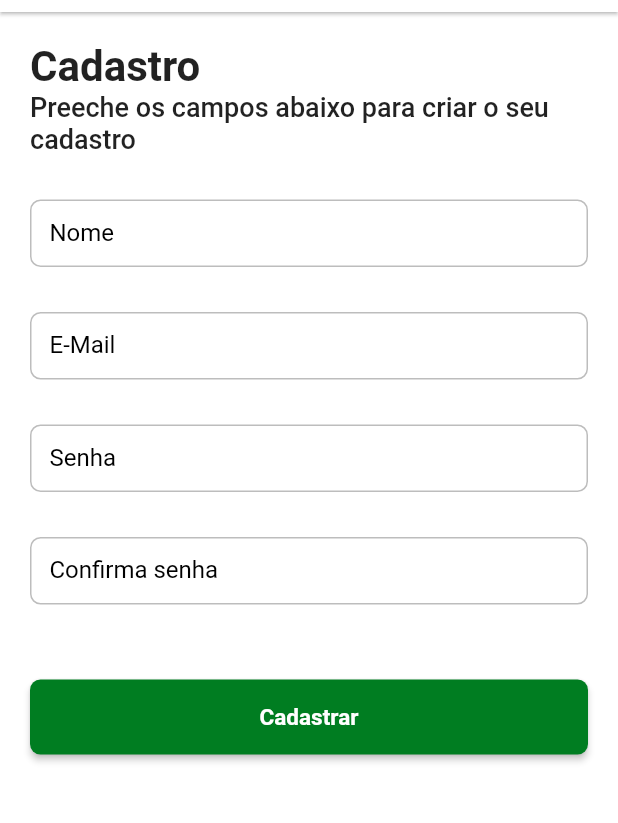
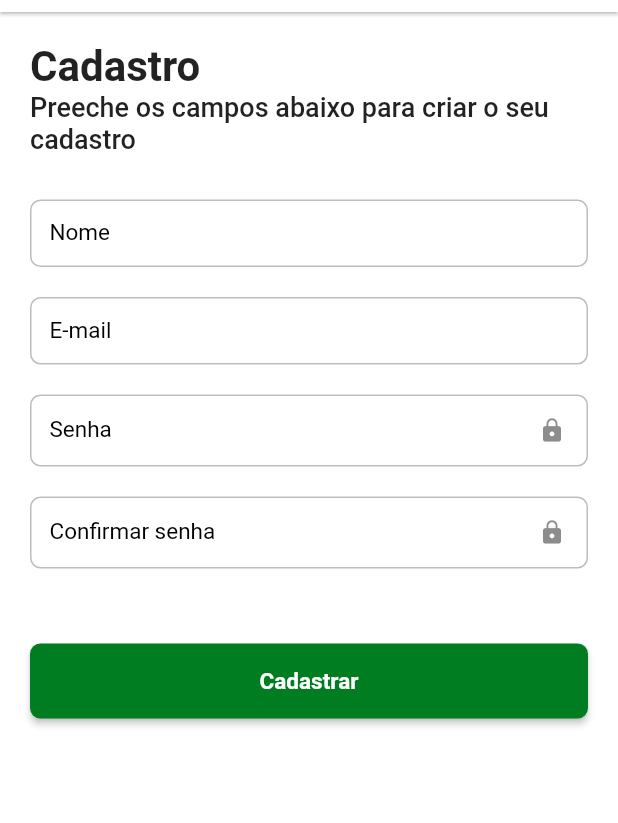
Before and after one commit to caneto/darkweek9_vakinha_burger, a Flutter app: the RegisterPage screen opened by its route, on a phone screen of 412 x 824 dp, the part 72-895 px from its top. Run offline on Flutter 3.47's test engine with Material 2 defaults, Android fonts, the phone set to English and light mode, and no system bars; our stand-ins replace bloc, dio, equatable, flutter_bloc, flutter_dotenv, loading_animation_widget and 3 more; missing offline and left inert: match, validatorless; accounts and stored records are empty; Roboto replaces fonts that are missing (mplus1).

Commit message:
Atualização

```diff
--- /dev/null
+++ b/delivery_app/lib/app/core/exceptions/unauthorized_exceptions.dart
@@ -0,0 +1 @@
+class UnauthorizedExceptions implements Exception {}
--- /dev/null
+++ b/delivery_app/lib/app/core/ui/widgets/delivery_textform_field.dart
@@ -0,0 +1,59 @@
+// ignore_for_file: always_put_required_named_parameters_first, use_super_parameters
+
+import 'package:flutter/material.dart';
+
+class DeliveryTextformField extends StatelessWidget {
+  final TextEditingController? controller;
+  final FormFieldValidator<String>? validator;
+  final String label;
+  final bool obscureText;
+  final ValueNotifier<bool> _obscureTextVN;
+  final TextInputType? keyboardType;
+
+  DeliveryTextformField({
+    Key? key,
+    required this.label,
+    this.obscureText = false,
+    this.controller,
+    this.validator,
+    this.keyboardType,
+  })  : _obscureTextVN = ValueNotifier<bool>(obscureText),
+        super(key: key);
+
+  @override
+  Widget build(BuildContext context) {
+    return ValueListenableBuilder<bool>(
+      valueListenable: _obscureTextVN,
+      builder: (_, obscureTextVNValue, child) {
+        return TextFormField(
+          controller: controller,
+          obscureText: obscureTextVNValue,
+          keyboardType: keyboardType,
+          validator: validator,
+          decoration: InputDecoration(
+            labelText: label,
+            labelStyle: const TextStyle(fontSize: 15, color: Colors.black),
+            border: OutlineInputBorder(
+              borderRadius: BorderRadius.circular(15),
+              gapPadding: 0,
+            ),
+            focusedBorder: OutlineInputBorder(
+              borderRadius: BorderRadius.circular(15),
+              gapPadding: 0,
+              borderSide: const BorderSide(color: Colors.grey),
+            ),
+            suffixIcon: obscureText
+                ? IconButton(
+                    onPressed: () {
+                      _obscureTextVN.value = !obscureTextVNValue;
+                    },
+                    icon:
+                        Icon(obscureTextVNValue ? Icons.lock : Icons.lock_open),
+                  )
+                : null,
+          ),
+        );
+      },
+    );
+  }
+}
--- /dev/null
+++ b/delivery_app/lib/app/models/auth_model.dart
@@ -0,0 +1,30 @@
+import 'dart:convert';
+
+
+class AuthModel {
+  final String accessToken;
+  final String refreshToken;
+
+  AuthModel({
+    this.accessToken = '',
+    this.refreshToken = '',
+  });
+
+  Map<String, dynamic> toMap() {
+    return {
+      'access_token': accessToken,
+      'refresh_token': refreshToken,
+    };
+  }
+
+  factory AuthModel.fromMap(Map<String, dynamic> map) {
+    return AuthModel(
+      accessToken: map['access_token'] ?? '',
+      refreshToken: map['refresh_token'] ?? '',
+    );
+  }
+
+  String toJson() => json.encode(toMap());
+
+  factory AuthModel.fromJson(String source) => AuthModel.fromMap(json.decode(source));
+}
--- a/delivery_app/lib/app/pages/auth/register/register_page.dart
+++ b/delivery_app/lib/app/pages/auth/register/register_page.dart
@@ -1,12 +1,33 @@
 import 'package:delivery_app/app/core/ui/styles/text_styles.dart';
 import 'package:delivery_app/app/core/ui/widgets/delivery_appbar.dart';
+import 'package:delivery_app/app/core/ui/widgets/delivery_textform_field.dart';
 import 'package:flutter/material.dart';
+import 'package:validatorless/validatorless.dart';
 
 import '../../../core/ui/widgets/delivery_button.dart';
 
-class RegisterPage extends StatelessWidget {
+class RegisterPage extends StatefulWidget {
+  const RegisterPage({Key? key}) : super(key: key);
 
-  const RegisterPage({ Key? key }) : super(key: key);
+  @override
+  State<RegisterPage> createState() => _RegisterPageState();
+}
+
+class _RegisterPageState extends State<RegisterPage> {
+
+  final _formKey = GlobalKey<FormState>();
+
+  final _nameEC = TextEditingController();
+  final _emailEC = TextEditingController();
+  final _passwordEC = TextEditingController();
+
+  @override
+  void dispose() {
+    _nameEC.dispose();
+    _emailEC.dispose();
+    _passwordEC.dispose();
+    super.dispose();
+  }
 
   @override
   Widget build(BuildContext context) {
@@ -16,6 +37,7 @@ class RegisterPage extends StatelessWidget {
         child: Padding(
           padding: const EdgeInsets.all(20.0),
           child: Form(
+            key: _formKey,
             child: Column(
               crossAxisAlignment: CrossAxisAlignment.start,
               children: [
@@ -30,33 +52,52 @@ class RegisterPage extends StatelessWidget {
                 const SizedBox(
                   height: 30,
                 ),
-                    TextFormField(
-                      decoration: const InputDecoration(
-                        labelText: 'Nome',
+                DeliveryTextformField(
+                  label: 'Nome',
+                  controller: _nameEC,
+                  validator: Validatorless.required('Nome Obrigatório'),
+                ),
+                const SizedBox(
+                  height: 20,
+                ),
+                DeliveryTextformField(
+                  label: 'E-mail',
+                  controller: _emailEC,
+                  keyboardType: TextInputType.emailAddress,
+                  validator: Validatorless.multiple(
+                    [
+                      Validatorless.required('E-mail Obrigatório'),
+                      Validatorless.email('E-mail inválido')
+                    ],
                   ),
                 ),
                 const SizedBox(
-                      height: 30,
+                  height: 20,
                 ),
-                    TextFormField(
-                      decoration: const InputDecoration(
-                        labelText: 'E-Mail',
+                DeliveryTextformField(
+                  label: 'Senha',
+                  controller: _passwordEC,
+                  obscureText: true,
+                  validator: Validatorless.multiple(
+                    [
+                      Validatorless.required('Senha Obrigatório'),
+                      Validatorless.min(
+                          6, 'Senha deve conter pelo menos 6 caracteres'),
+                    ],
                   ),
                 ),
                 const SizedBox(
-                      height: 30,
+                  height: 20,
                 ),
-                    TextFormField(
-                      decoration: const InputDecoration(
-                        labelText: 'Senha',
-                      ),
-                    ),
-                    const SizedBox(
-                      height: 30,
-                    ),
-                    TextFormField(
-                      decoration: const InputDecoration(
-                        labelText: 'Confirma senha',
+                DeliveryTextformField(
+                  label: 'Confirmar senha',
+                  obscureText: true,
+                  validator: Validatorless.multiple(
+                    [
+                      Validatorless.required('Confirmar Senha Obrigatório'),
+                      Validatorless.min(6, 'No mínimo 6 carecteres'),
+                      Validatorless.compare(_passwordEC, 'Senha diferente de confirmar senha!')
+                    ],
                   ),
                 ),
                 const SizedBox(
@@ -66,7 +107,7 @@ class RegisterPage extends StatelessWidget {
                   child: DeliveryButton(
                     width: double.infinity,
                     label: 'Cadastrar',
-                        onPressed: () {},
+                    onPressed: _registerUser,
                   ),
                 )
               ],
@@ -76,4 +117,13 @@ class RegisterPage extends StatelessWidget {
       ),
     );
   }
+
+  void _registerUser() {
+    final formValid = _formKey.currentState?.validate() ?? false;
+
+    if (formValid) {
+      FocusScope.of(context).unfocus();
+      //_controller.register(email: _loginEC.text, password: _passwordEC.text);
     }
+  }
+}
--- /dev/null
+++ b/delivery_app/lib/app/repository/auth/auth_repository.dart
@@ -0,0 +1,6 @@
+import '../../models/auth_model.dart';
+
+abstract class AuthRepository {
+  Future<void> register(String name, String email, String password);
+  Future<AuthModel> login(String email, String password);
+}
--- /dev/null
+++ b/delivery_app/lib/app/repository/auth/auth_repository_impl.dart
@@ -0,0 +1,54 @@
+import 'dart:io';
+
+import 'package:delivery_app/app/core/exceptions/repository_exception.dart';
+import 'package:delivery_app/app/core/exceptions/unauthorized_exceptions.dart';
+import 'package:delivery_app/app/core/logger/app_logger.dart';
+import 'package:delivery_app/app/models/auth_model.dart';
+import 'package:dio/dio.dart';
+
+import '../../core/rest_client/custom_dio.dart';
+import './auth_repository.dart';
+
+class AuthRepositoryImpl implements AuthRepository {
+  final CustomDio _dio;
+  final AppLogger _log;
+
+  AuthRepositoryImpl({
+    required CustomDio dio,
+    required AppLogger log,
+  })  : _dio = dio,
+        _log = log;
+
+  @override
+  Future<AuthModel> login(String email, String password) async {
+    try {
+      final result = await _dio.unauth().post('/auth', data: {
+        'email': email,
+        'password': password,
+      });
+
+      return AuthModel.fromMap(result.data);
+    } on DioError catch (e,s) {
+      _log.error('Erro ao realizar Login', e, s);
+      throw RepositoryException(message: 'Erro ao realizar Login');
+    }
+  }
+
+  @override
+  Future<void> register(String name, String email, String password) async {
+    try {
+      await _dio.unauth().post('/users', data: {
+        'name': name,
+        'email': email,
+        'password': password,
+      });
+    } on DioError catch (e, s) {
+      if(e.response?.statusCode == HttpStatus.forbidden) {
+        _log.error('Permissão negada', e, s);
+        throw UnauthorizedExceptions();
+      }
+      _log.error('Erro ao registrar usuário', e, s);
+      throw RepositoryException(message: 'Erro ao registrar usuário');
+    }
+  }
+}
--- a/delivery_app/pubspec.yaml
+++ b/delivery_app/pubspec.yaml
@@ -48,6 +48,7 @@ dependencies:
   match: ^0.4.1
   auto_size_text: ^3.0.0
   shared_preferences: ^2.0.18
+  validatorless: ^1.2.3
 
 
 dev_dependencies:
```
Also changed, not shown: delivery_app/lib/app/core/provider/application_binding.dart (+8 -0 lines), delivery_app/lib/app/pages/auth/register/register_state.dart (added, +15 -0 lines), delivery_app/lib/app/pages/auth/register/register_controller.dart (added), delivery_app/lib/app/pages/auth/register/register_state.g.dart (added). Lines whose indentation alone changed are shown as unchanged.
